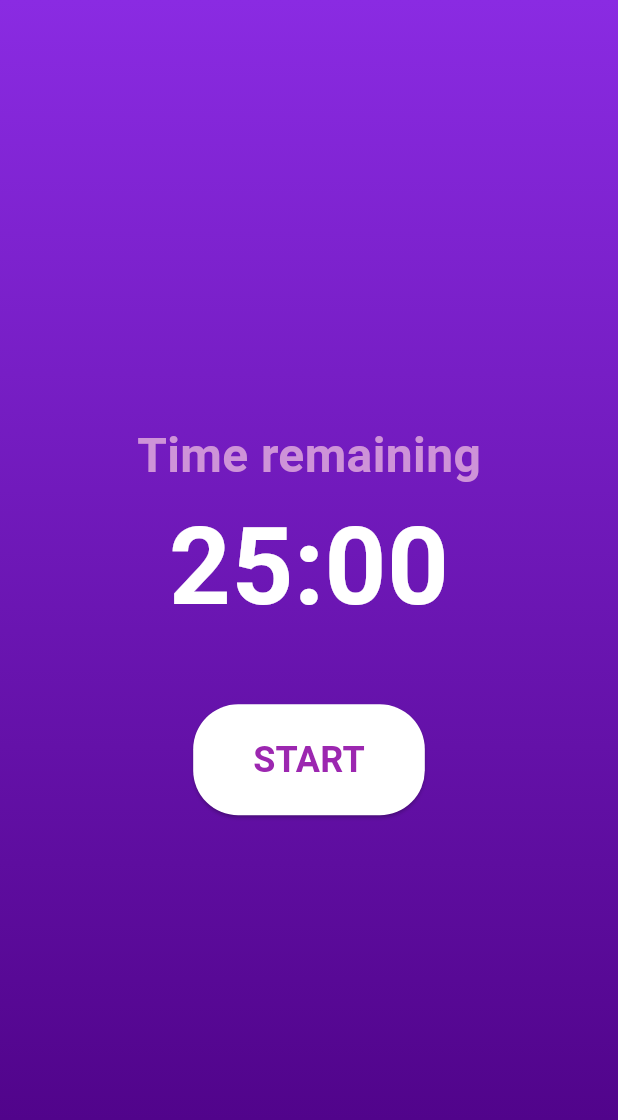
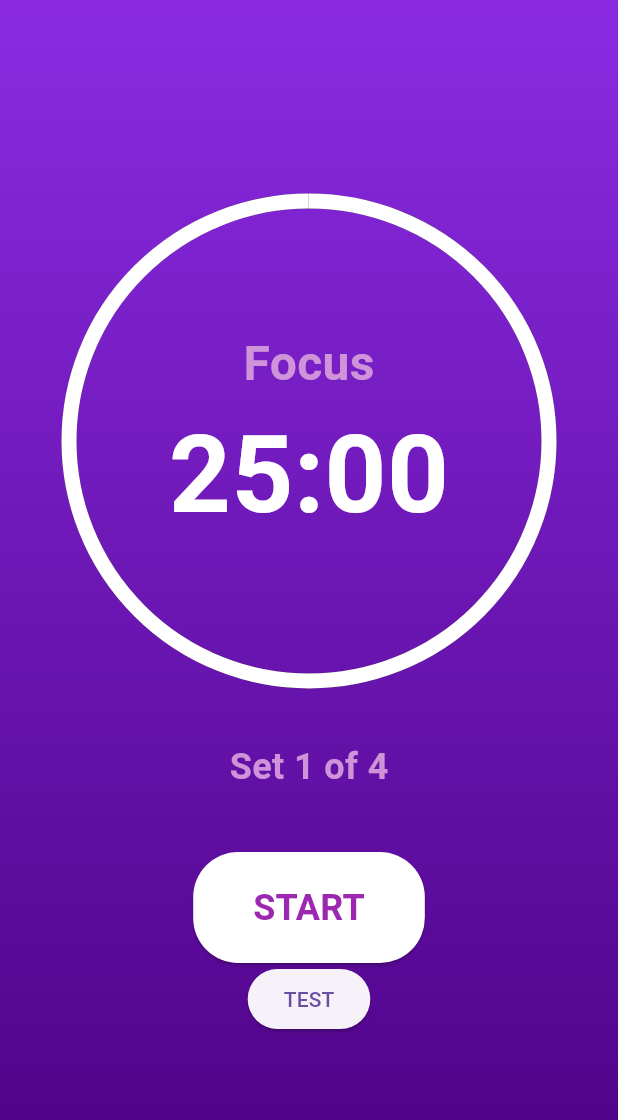
Before and after one commit to AiJones1/pomodoro_app, a Flutter app: the screen it shows after launch, on a phone screen of 412 x 824 dp. Shown: the top 1120 px of the screen. Run offline on Flutter 3.47's test engine with Material 3 defaults, Android fonts, the phone set to English and light mode, and no system bars.

Commit message:
Timer circular progress indicator, set functionality implemented

```diff
--- a/lib/pages/timer.dart
+++ b/lib/pages/timer.dart
@@ -20,6 +20,12 @@ class _TimerScreenState extends State<TimerScreen> {
   int _secondsRemaining = 0;
   bool _isWorkSesh = true;
   bool _isRunning = false;
+
+  int totalSets = 4;      // Initially hard coded, may allow users to change later
+
+  // Tracking stage of pomodoro
+  int _currentSet = 1;
+
   Timer?_timer; // can be null whilst developing
 
 // Functions
@@ -36,6 +42,7 @@ class _TimerScreenState extends State<TimerScreen> {
       _isRunning = false;
       _isWorkSesh = true;
       _secondsRemaining = widget.config.totalSeconds;
+      _currentSet = 1;
     });
   }
 
@@ -73,17 +80,40 @@ class _TimerScreenState extends State<TimerScreen> {
         _secondsRemaining = widget.config.breakSeconds;
       });
     }else{
+      if(_currentSet < totalSets){
+        // Check if more sets remain
+        setState(() {
+          _currentSet++;
+          _isWorkSesh = true;
+          _secondsRemaining = widget.config.totalSeconds;
+        });
+        // Else end pomodoro
+      } else {
       _timer?.cancel();
         setState(() {
+          _resetTimer();
           _isRunning = false;
         });
      }
+    }
+  }
+double _updateProgress(){
+    double total = _isWorkSesh ? widget.config.totalSeconds.toDouble() : widget.config.breakSeconds.toDouble();
+    return _secondsRemaining / total;
   }
 
 String _formatTime(int totalSeconds){
     int minutes = totalSeconds ~/ 60;
     int seconds = totalSeconds % 60;
     return '${minutes.toString().padLeft(2,'0')}:${seconds.toString().padLeft(2,'0')}';
+  }
+
+String _sessionType(){
+    return _isWorkSesh ? 'Focus' : 'Relax';
+  }
+
+void testButton(){
+  _nextSession();
 }
 
 @override
@@ -105,20 +135,53 @@ String _formatTime(int totalSeconds){
           mainAxisAlignment: MainAxisAlignment.center,
           children: [
             // Pomodoro Timer Display
-            // Based on set text for: Study / Rest
+
+            // Circular progress indicator
+            Stack(
+              alignment: Alignment.center,
+              children:[
+                CircularProgressIndicator(
+                  value: _updateProgress(),
+                  backgroundColor: const Color.fromARGB(255, 71, 71, 71),
+                  color: _isWorkSesh ?
+                    const Color.fromARGB(255, 255, 255, 255) : const Color.fromARGB(255, 125, 192, 255),
+                  strokeWidth: 10,
+                  constraints: BoxConstraints.expand(
+                    width: 320,
+                    height: 320,
+                    // Adjust size as needed for various phone (tested on pixel 9pro xl)
+                  ),
+                ),
+                Column(
+                  mainAxisSize: MainAxisSize.min,
+                  children: [
                       Text(
-              'Time remaining',
+                        _sessionType(),
                         style: TextStyle(
                           fontSize: 32,
                           color: Colors.purple[200],
                           fontWeight: FontWeight.bold,
                         ),
                       ),
+                      // Formatted timer string
                       Text(
                         _formatTime(_secondsRemaining),
                         style: const TextStyle(
                           fontSize: 72,
                           color: Colors.white,
+                          fontWeight: FontWeight.bold,
+                        ),
+                      ),
+                  ],
+                )
+              ]
+            ),
+            const SizedBox(height: 40),
+            Text(
+              'Set $_currentSet of $totalSets',
+              style: TextStyle(
+                fontSize: 24,
+                color: Colors.purple[200],
                 fontWeight: FontWeight.bold,
               ),
             ),
@@ -142,6 +205,7 @@ String _formatTime(int totalSeconds){
                 ),
               ),
             ),
+            ElevatedButton(onPressed: testButton, child: const Text('TEST')),
           ],
         ),
       ),
--- a/lib/pomodoro.dart
+++ b/lib/pomodoro.dart
@@ -15,7 +15,7 @@ class _PomodoroState extends State<Pomodoro> {
 
 // Variables
   var activeScreen = 'timer-screen';
-  late PomodoroConfig _currentConfig = PresetConfigs.defaultConfig;
+  late final PomodoroConfig _currentConfig = PresetConfigs.defaultConfig;
 
 // Functions
   void switchScreen(String screenIdentifier){
```
Also changed, not shown: lib/components/clock.dart (added). Lines whose indentation alone changed are shown as unchanged.
